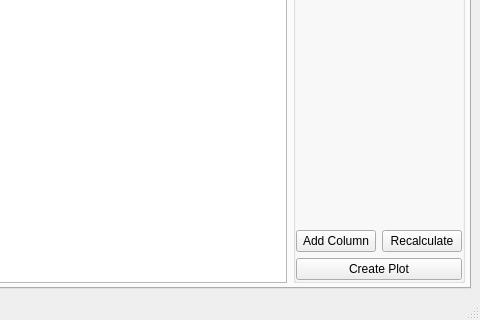
davidfokkema/tailor, file src/analyser/resources/analyser.ui: the form before one commit; both pictures show x 470 to 950 and y 280 to 600 of the 950 by 600 pixel window.
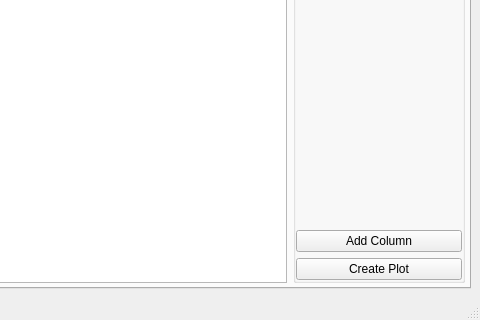
The form after the commit.

Commit message:
Automatic recalculation
When you edit the expression for a calculated column, recalculate immediately.

```diff
--- a/src/analyser/resources/analyser.ui
+++ b/src/analyser/resources/analyser.ui
@@ -116,13 +116,6 @@
                </property>
               </widget>
              </item>
-             <item>
-              <widget class="QPushButton" name="recalculate_button">
-               <property name="text">
-                <string>Recalculate</string>
-               </property>
-              </widget>
-             </item>
             </layout>
            </item>
            <item>
```
The commit also changes 2 other files.
